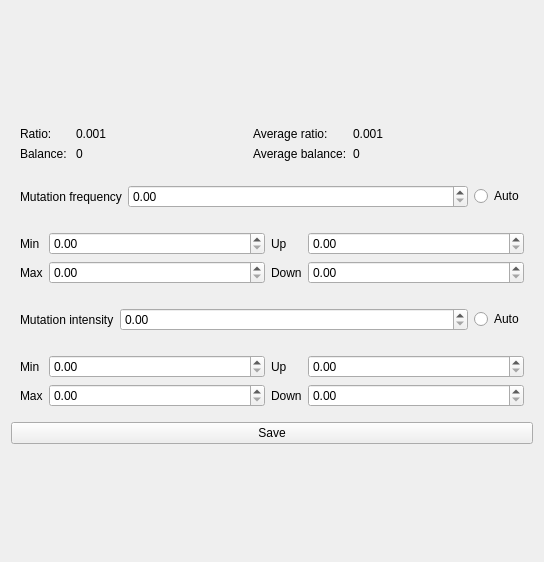
This is ui/control-form.ui in ponyprediction/client as Qt 5 draws it before an edit. The edited form follows.
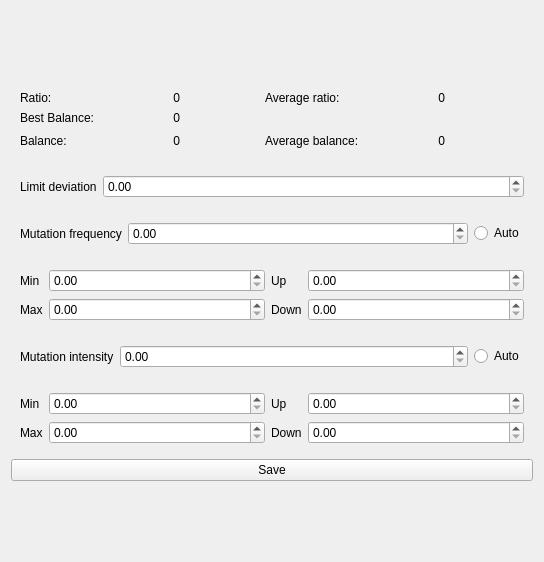
This is the edited form.

Commit message: Add limit deviation

Diff of the .ui file:
```diff
--- a/ui/control-form.ui
+++ b/ui/control-form.ui
@@ -14,7 +14,7 @@
    <string>Form</string>
   </property>
   <layout class="QGridLayout" name="gridLayout">
-   <item row="2" column="0">
+   <item row="3" column="0">
     <widget class="QWidget" name="widget_2" native="true">
      <layout class="QGridLayout" name="gridLayout_4">
       <item row="0" column="1">
@@ -53,7 +53,7 @@
      </layout>
     </widget>
    </item>
-   <item row="4" column="0">
+   <item row="5" column="0">
     <widget class="QWidget" name="widget_3" native="true">
      <layout class="QGridLayout" name="gridLayout_3">
       <item row="0" column="0">
@@ -83,7 +83,7 @@
      </layout>
     </widget>
    </item>
-   <item row="5" column="0">
+   <item row="6" column="0">
     <widget class="QWidget" name="widgetMutationIntensity" native="true">
      <property name="enabled">
       <bool>true</bool>
@@ -159,14 +159,14 @@
      </property>
     </spacer>
    </item>
-   <item row="6" column="0">
+   <item row="7" column="0">
     <widget class="QPushButton" name="buttonSave">
      <property name="text">
       <string>Save</string>
      </property>
     </widget>
    </item>
-   <item row="7" column="0">
+   <item row="8" column="0">
     <spacer name="verticalSpacer_3">
      <property name="orientation">
       <enum>Qt::Vertical</enum>
@@ -179,7 +179,7 @@
      </property>
     </spacer>
    </item>
-   <item row="3" column="0">
+   <item row="4" column="0">
     <widget class="QWidget" name="widgetMutationFrequency" native="true">
      <property name="enabled">
       <bool>true</bool>
@@ -245,61 +245,46 @@
    <item row="1" column="0">
     <widget class="QWidget" name="widget" native="true">
      <layout class="QGridLayout" name="gridLayout_6">
-      <item row="0" column="0">
-       <widget class="QLabel" name="label_7">
-        <property name="text">
-         <string>Ratio:</string>
-        </property>
-       </widget>
-      </item>
-      <item row="0" column="1">
-       <widget class="QLabel" name="labelRatio">
-        <property name="sizePolicy">
-         <sizepolicy hsizetype="Expanding" vsizetype="Preferred">
-          <horstretch>0</horstretch>
-          <verstretch>0</verstretch>
-         </sizepolicy>
-        </property>
-        <property name="text">
-         <string>0.001</string>
-        </property>
-       </widget>
-      </item>
-      <item row="0" column="2">
-       <widget class="QLabel" name="label_12">
-        <property name="text">
-         <string>Average ratio:</string>
-        </property>
-       </widget>
-      </item>
-      <item row="0" column="3">
-       <widget class="QLabel" name="labelAverageRatio">
-        <property name="sizePolicy">
-         <sizepolicy hsizetype="Expanding" vsizetype="Preferred">
-          <horstretch>0</horstretch>
-          <verstretch>0</verstretch>
-         </sizepolicy>
-        </property>
-        <property name="text">
-         <string>0.001</string>
-        </property>
-       </widget>
-      </item>
-      <item row="1" column="2">
+      <item row="3" column="3">
        <widget class="QLabel" name="labelAverageBalance">
         <property name="text">
          <string>Average balance:</string>
         </property>
        </widget>
       </item>
-      <item row="1" column="0">
-       <widget class="QLabel" name="labelBalance">
+      <item row="1" column="1">
+       <widget class="QLabel" name="labelRatio">
+        <property name="sizePolicy">
+         <sizepolicy hsizetype="Expanding" vsizetype="Preferred">
+          <horstretch>0</horstretch>
+          <verstretch>0</verstretch>
+         </sizepolicy>
+        </property>
+        <property name="layoutDirection">
+         <enum>Qt::LeftToRight</enum>
+        </property>
         <property name="text">
-         <string>Balance: </string>
+         <string>0</string>
+        </property>
+        <property name="alignment">
+         <set>Qt::AlignRight|Qt::AlignTrailing|Qt::AlignVCenter</set>
         </property>
        </widget>
       </item>
-      <item row="1" column="1">
+      <item row="3" column="2">
+       <spacer name="horizontalSpacer">
+        <property name="orientation">
+         <enum>Qt::Horizontal</enum>
+        </property>
+        <property name="sizeHint" stdset="0">
+         <size>
+          <width>40</width>
+          <height>20</height>
+         </size>
+        </property>
+       </spacer>
+      </item>
+      <item row="3" column="1">
        <widget class="QLabel" name="labelBalanceValue">
         <property name="frameShape">
          <enum>QFrame::NoFrame</enum>
@@ -307,12 +292,123 @@
         <property name="text">
          <string>0</string>
         </property>
+        <property name="alignment">
+         <set>Qt::AlignRight|Qt::AlignTrailing|Qt::AlignVCenter</set>
+        </property>
        </widget>
       </item>
       <item row="1" column="3">
+       <widget class="QLabel" name="labelAverageRatioText">
+        <property name="text">
+         <string>Average ratio:</string>
+        </property>
+       </widget>
+      </item>
+      <item row="3" column="4">
        <widget class="QLabel" name="labelAverageBalanceValue">
         <property name="text">
          <string>0</string>
+        </property>
+        <property name="alignment">
+         <set>Qt::AlignRight|Qt::AlignTrailing|Qt::AlignVCenter</set>
+        </property>
+       </widget>
+      </item>
+      <item row="3" column="0">
+       <widget class="QLabel" name="labelBalance">
+        <property name="text">
+         <string>Balance: </string>
+        </property>
+       </widget>
+      </item>
+      <item row="1" column="0">
+       <widget class="QLabel" name="labelRatioText">
+        <property name="text">
+         <string>Ratio:</string>
+        </property>
+       </widget>
+      </item>
+      <item row="3" column="5">
+       <spacer name="horizontalSpacer_2">
+        <property name="orientation">
+         <enum>Qt::Horizontal</enum>
+        </property>
+        <property name="sizeHint" stdset="0">
+         <size>
+          <width>40</width>
+          <height>20</height>
+         </size>
+        </property>
+       </spacer>
+      </item>
+      <item row="1" column="4">
+       <widget class="QLabel" name="labelAverageRatio">
+        <property name="sizePolicy">
+         <sizepolicy hsizetype="Expanding" vsizetype="Preferred">
+          <horstretch>0</horstretch>
+          <verstretch>0</verstretch>
+         </sizepolicy>
+        </property>
+        <property name="text">
+         <string>0</string>
+        </property>
+        <property name="alignment">
+         <set>Qt::AlignRight|Qt::AlignTrailing|Qt::AlignVCenter</set>
+        </property>
+       </widget>
+      </item>
+      <item row="2" column="0">
+       <widget class="QLabel" name="labelBestBalanceEver">
+        <property name="text">
+         <string>Best Balance:</string>
+        </property>
+       </widget>
+      </item>
+      <item row="2" column="1">
+       <widget class="QLabel" name="labelBestBalanceValue">
+        <property name="text">
+         <string>0</string>
+        </property>
+        <property name="alignment">
+         <set>Qt::AlignRight|Qt::AlignTrailing|Qt::AlignVCenter</set>
+        </property>
+       </widget>
+      </item>
+     </layout>
+    </widget>
+   </item>
+   <item row="2" column="0">
+    <widget class="QWidget" name="widget_4" native="true">
+     <layout class="QGridLayout" name="gridLayout_7">
+      <item row="0" column="0">
+       <widget class="QLabel" name="label_11">
+        <property name="sizePolicy">
+         <sizepolicy hsizetype="Minimum" vsizetype="Minimum">
+          <horstretch>0</horstretch>
+          <verstretch>0</verstretch>
+         </sizepolicy>
+        </property>
+        <property name="text">
+         <string>Limit deviation</string>
+        </property>
+       </widget>
+      </item>
+      <item row="0" column="1">
+       <widget class="QDoubleSpinBox" name="doubleSpinBoxLimitDeviation">
+        <property name="sizePolicy">
+         <sizepolicy hsizetype="Expanding" vsizetype="Fixed">
+          <horstretch>0</horstretch>
+          <verstretch>0</verstretch>
+         </sizepolicy>
+        </property>
+        <property name="minimum">
+         <double>0.000000000000000</double>
+        </property>
+        <property name="maximum">
+         <double>10000.000000000000000</double>
+        </property>
+        <property name="value">
+         <double>0.000000000000000</double>
         </property>
        </widget>
       </item>
```
The commit also changes 7 other files.
